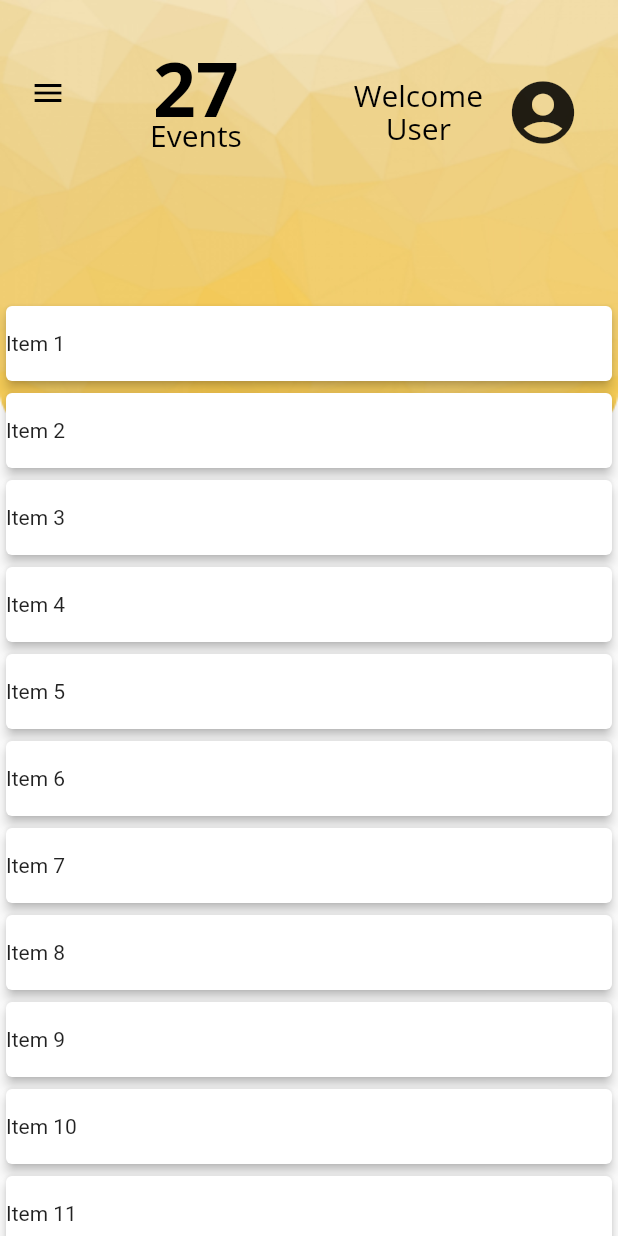
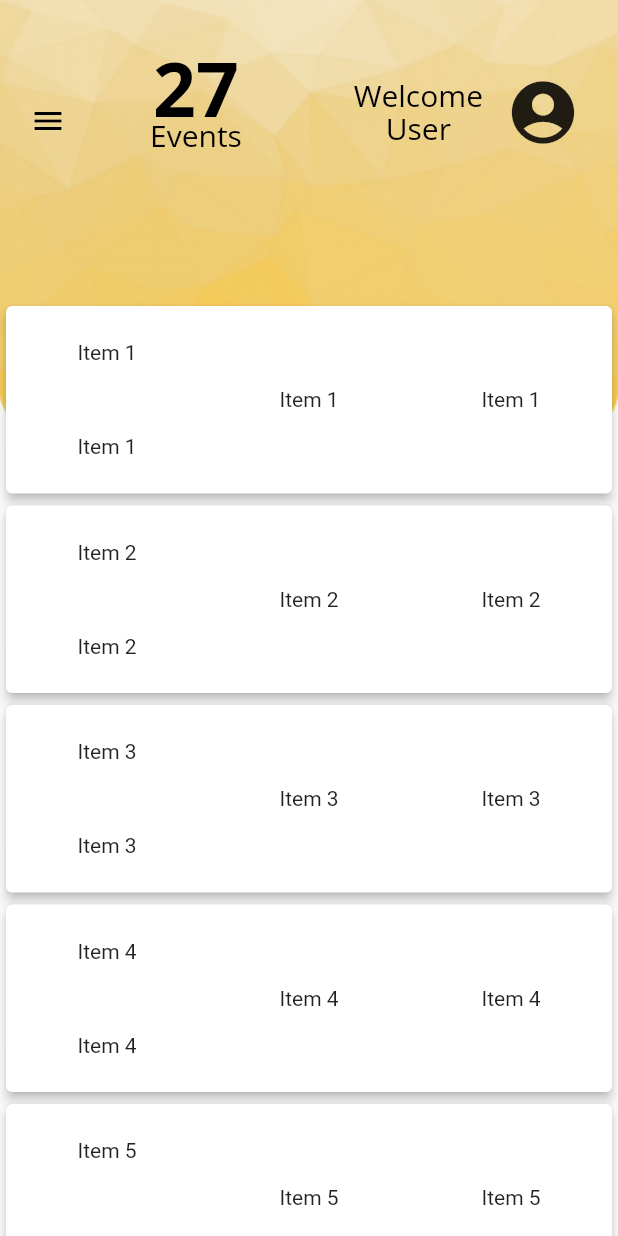
Before and after one commit to Cwills0114/PartyApp, a Flutter app: the homePageLayout screen opened directly, on a phone screen of 412 x 824 dp. Run offline on Flutter 3.47's test engine with Material 2 defaults, Android fonts, the phone set to English and light mode, and no system bars.

Commit message:
Added Card view Updates

```diff
--- a/lib/Events/events.dart
+++ b/lib/Events/events.dart
@@ -2,34 +2,55 @@ import 'package:flutter/material.dart';
 
 /*
   Method: display_Event
-  Description: Build the Card view for
+  Description: Build the Card view for HomePageLayout
 */
 
-Widget display_Event(BuildContext context){
+Widget display_Event(BuildContext context) {
   List items = getDummyList();
 
   return Padding(
     padding: EdgeInsets.only(top: 200),
     child: ListView.builder(
         itemCount: items.length,
-        itemBuilder: (context, index){
-          return Dismissible(key: Key(items[index]),
-           child: Card(
+        itemBuilder: (context, index) {
+          return Card(
             elevation: 3,
             child: Container(
-               height: 50,
+              height: 125,
+
               child: Row(
-                 children: <Widget> [Text(items[index])],
+                mainAxisAlignment: MainAxisAlignment.spaceAround,
+                children: <Widget>[
+                  Column(
+                    mainAxisAlignment: MainAxisAlignment.spaceAround,
+                    children: <Widget>[
+                      Text(items[index]),
+
+                      Text(items[index]),
+                    ],
+                  ),
+                  Column(
+                    mainAxisAlignment: MainAxisAlignment.spaceAround,
+                    children: <Widget>[
+                      Text(items[index]),
+                    ],
+                  ),
+                  Column(
+                    mainAxisAlignment: MainAxisAlignment.spaceAround,
+                    children: <Widget>[
+                      Text(items[index]),
+                    ],
+                  ),
+                ],
               ),
             ),
-           ) );
-        }
-        ),
+          );
+        }),
   );
 }
 
 List getDummyList() {
-  List list = List.generate(20, (i){
+  List list = List.generate(20, (i) {
     return "Item ${i + 1}";
   });
   return list;
--- a/lib/Pages/homePage.dart
+++ b/lib/Pages/homePage.dart
@@ -1,9 +1,14 @@
 import 'package:flutter/material.dart';
 
-
 final AssetImage backgroundImage = AssetImage('images/Background.png');
+double screenWidth, screenHeight;
 
 Widget homePage(BuildContext context) {
+  Size size = MediaQuery.of(context).size;
+  screenHeight = size.height;
+  screenWidth = size.width;
+
+
   return Material(
       elevation: 8,
       child: Container(
@@ -20,7 +25,7 @@ Widget homePage(BuildContext context) {
                   //mainAxisSize: MainAxisSize.max,
                   children: [
                 Positioned(
-                    top: 50,
+                  top: screenHeight /12,
                   left: 20,
                   child: InkWell(
                     child: Icon(Icons.menu, color: Colors.black),
@@ -73,6 +78,8 @@ Widget homePage(BuildContext context) {
                 Positioned(
                     top: 50,
                     right: 25,
-                      child: Icon(Icons.account_circle, size: 50) // Account profile picture
-                      )]))));
+                    child: Icon(Icons.account_circle,
+                        size: 50) // Account profile picture
+                    )
+              ]))));
 }
```
Lines whose indentation alone changed are shown as unchanged.
